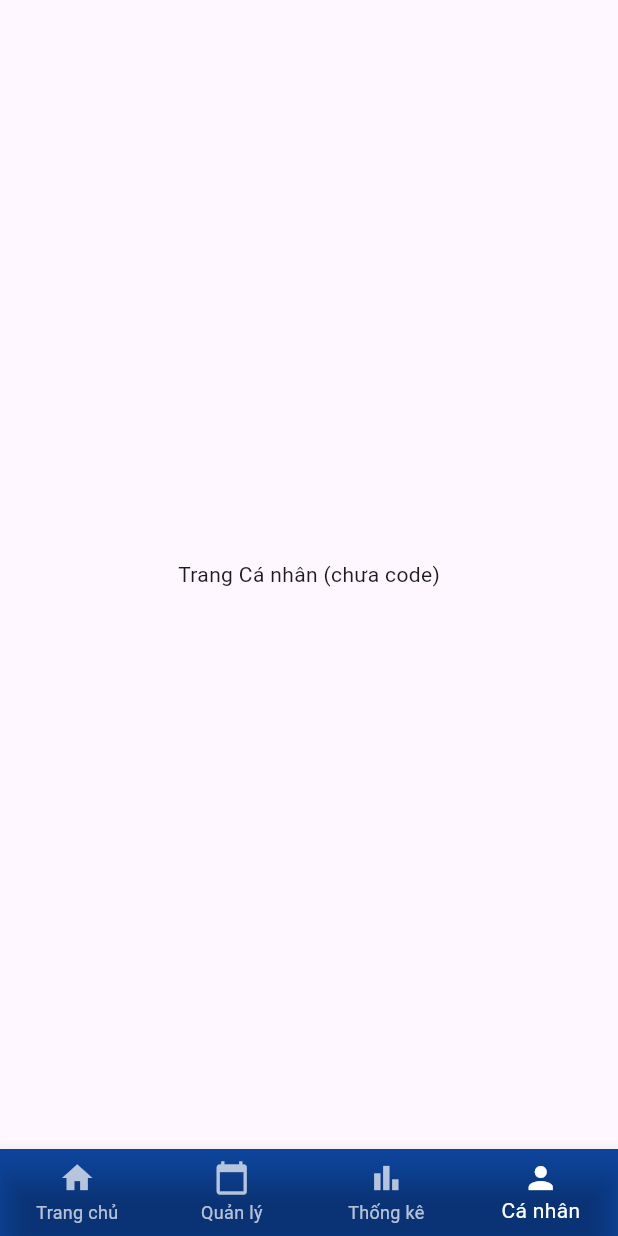
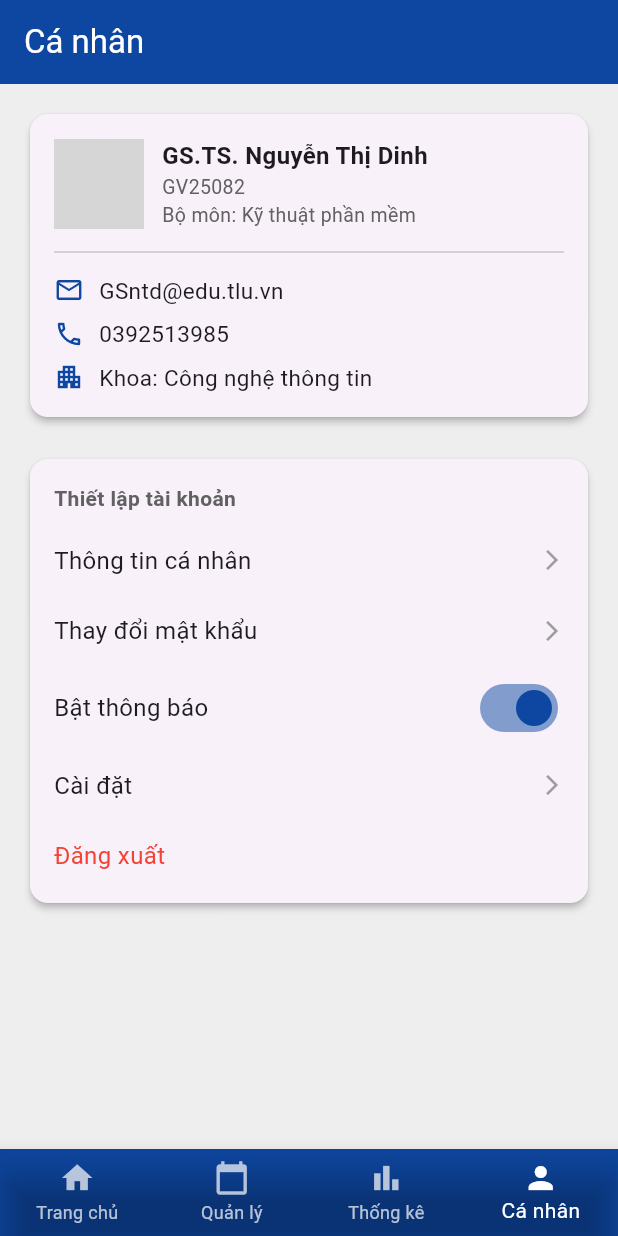
Before and after one commit to thanglele/CSE441_LapTrinhTrenCacThietBiDiDong, a Flutter app: the HomePage screen opened directly, item 4 of the bottom bar chosen, on a phone screen of 412 x 824 dp. Run offline on Flutter 3.47's test engine with Material 3 defaults, Android fonts, the light colour scheme and no system bars; network calls fail; grey boxes are pictures that could not be loaded.

Commit message:
FE_canhan

```diff
--- /dev/null
+++ b/mytlu/lib/models/user_model.dart
@@ -0,0 +1,35 @@
+// lib/models/user_model.dart
+
+class User {
+  final String id; // Mã giảng viên, mã sinh viên
+  final String fullName;
+  final String email;
+  final String phone;
+  final String department; // Bộ môn
+  final String faculty; // Khoa
+  final String position; // Chức vụ (Giảng viên, Sinh viên)
+  final String academicRank; // Học hàm (GS.TS, ThS...)
+  final String officeRoom; // Phòng làm việc
+  final String dob; // Ngày sinh
+  final String pob; // Nơi sinh (Place of birth)
+  final String gender; // Giới tính
+  final String address; // Địa chỉ
+  final String imageUrl; // URL ảnh đại diện
+
+  User({
+    required this.id,
+    required this.fullName,
+    required this.email,
+    required this.phone,
+    required this.department,
+    required this.faculty,
+    required this.position,
+    required this.academicRank,
+    required this.officeRoom,
+    required this.dob,
+    required this.pob,
+    required this.gender,
+    required this.address,
+    required this.imageUrl,
+  });
+}
--- a/mytlu/lib/screens/create_qr_page.dart
+++ b/mytlu/lib/screens/home/create_qr_page.dart
@@ -4,7 +4,7 @@ import 'package:flutter/material.dart';
 const Color tluPrimaryColor = Color(0xFF0D47A1);
 const Color tluAccentColor = Color(0xFF42A5F5);
 
-// Dữ liệu giả lập cho buổi học được truyền từ trang Home (Giả định)
+// Dữ liệu giả lập cho buổi học được truyền từ trang statistical (Giả định)
 class SessionData {
   final String subjectName;
   final String room;
--- a/mytlu/lib/screens/home_page_lecture.dart
+++ b/mytlu/lib/screens/home_page_lecture.dart
@@ -2,9 +2,10 @@ import 'package:flutter/material.dart';
 import 'package:intl/intl.dart';
 import '../models/class_model.dart';
 import '../services/api_service.dart';
-import 'create_qr_page.dart';
+import 'home/create_qr_page.dart';
 import 'management/management_dashboard_page.dart';
-import 'statistics_page.dart';
+import 'statistical/statistics_page.dart';
+import 'profile/profile_page.dart';
 
 const Color tluPrimaryColor = Color(0xFF0D47A1);
 const Color tluAccentColor = Color(0xFF42A5F5);
@@ -53,7 +54,7 @@ class _HomePageState extends State<HomePage> {
       _buildHomePageContent(), // Gọi ở đây thì context đã hợp lệ
       const ManagementDashboardPage(),
       const StatisticsPage(),
-      const Center(child: Text('Trang Cá nhân (chưa code)')),
+      const ProfilePage(),
     ];
 
     return Scaffold(
--- /dev/null
+++ b/mytlu/lib/screens/profile/profile_page.dart
@@ -0,0 +1,253 @@
+import 'package:flutter/material.dart';
+import '../../models/user_model.dart'; // Import model User
+import 'change_password_page.dart'; // Sẽ import ở bước sau
+import 'user_info_page.dart'; // Sẽ import ở bước sau
+
+// Màu chủ đạo (Copy từ các file khác)
+const Color tluPrimaryColor = Color(0xFF0D47A1);
+
+class ProfilePage extends StatefulWidget {
+  const ProfilePage({super.key});
+
+  @override
+  State<ProfilePage> createState() => _ProfilePageState();
+}
+
+class _ProfilePageState extends State<ProfilePage> {
+  // Dữ liệu giả lập cho người dùng
+  final User _currentUser = User(
+    id: 'GV25082',
+    fullName: 'Nguyễn Thị Dinh',
+    email: 'GSntd@edu.tlu.vn',
+    phone: '0392513985',
+    department: 'Kỹ thuật phần mềm',
+    faculty: 'Công nghệ thông tin',
+    position: 'Giảng viên',
+    academicRank: 'GS.TS',
+    officeRoom: 'Phòng CNTT',
+    dob: '12/04/2004',
+    pob: 'Hà Nội',
+    gender: 'Nữ',
+    address: 'Hà Nội',
+    imageUrl: 'https://i.pravatar.cc/150?img=4', // Ảnh giả
+  );
+
+  bool _notificationsEnabled = true; // Trạng thái bật/tắt thông báo
+
+  @override
+  Widget build(BuildContext context) {
+    return Scaffold(
+      backgroundColor: Colors.grey[200],
+      appBar: AppBar(
+        title: const Text('Cá nhân', style: TextStyle(color: Colors.white)),
+        backgroundColor: tluPrimaryColor,
+        automaticallyImplyLeading: false, // Ẩn nút back
+      ),
+      body: SingleChildScrollView(
+        padding: const EdgeInsets.all(16.0),
+        child: Column(
+          children: [
+            // Card Thông tin cơ bản
+            _buildUserInfoCard(),
+            const SizedBox(height: 20),
+            // Các tùy chọn thiết lập tài khoản
+            _buildSettingsList(),
+          ],
+        ),
+      ),
+    );
+  }
+
+  // Widget cho Card Thông tin cơ bản
+  Widget _buildUserInfoCard() {
+    return Card(
+      elevation: 2,
+      shape: RoundedRectangleBorder(borderRadius: BorderRadius.circular(12)),
+      child: Padding(
+        padding: const EdgeInsets.all(16.0),
+        child: Column(
+          crossAxisAlignment: CrossAxisAlignment.start,
+          children: [
+            // Avatar và Tên
+            Row(
+              children: [
+                CircleAvatar(
+                  radius: 30,
+                  backgroundImage: NetworkImage(_currentUser.imageUrl),
+                ),
+                const SizedBox(width: 12),
+                Column(
+                  crossAxisAlignment: CrossAxisAlignment.start,
+                  children: [
+                    Text(
+                      '${_currentUser.academicRank}. ${_currentUser.fullName}',
+                      style: const TextStyle(
+                          fontSize: 16, fontWeight: FontWeight.bold),
+                    ),
+                    Text(
+                      _currentUser.id,
+                      style: TextStyle(color: Colors.grey[700], fontSize: 13),
+                    ),
+                    Text(
+                      'Bộ môn: ${_currentUser.department}',
+                      style: TextStyle(color: Colors.grey[700], fontSize: 13),
+                    ),
+                  ],
+                ),
+              ],
+            ),
+            const Divider(height: 30),
+            // Thông tin liên hệ
+            _buildContactInfoRow(Icons.email_outlined, _currentUser.email),
+            const SizedBox(height: 8),
+            _buildContactInfoRow(Icons.phone_outlined, _currentUser.phone),
+            const SizedBox(height: 8),
+            _buildContactInfoRow(Icons.apartment_outlined, 'Khoa: ${_currentUser.faculty}'),
+          ],
+        ),
+      ),
+    );
+  }
+
+  // Widget helper cho hàng thông tin liên hệ
+  Widget _buildContactInfoRow(IconData icon, String text) {
+    return Row(
+      children: [
+        Icon(icon, color: tluPrimaryColor, size: 20),
+        const SizedBox(width: 10),
+        Expanded(
+          child: Text(
+            text,
+            style: const TextStyle(fontSize: 15),
+          ),
+        ),
+      ],
+    );
+  }
+
+  // Widget cho danh sách các tùy chọn cài đặt
+  Widget _buildSettingsList() {
+    return Card(
+      elevation: 2,
+      shape: RoundedRectangleBorder(borderRadius: BorderRadius.circular(12)),
+      child: Padding(
+        padding: const EdgeInsets.symmetric(vertical: 8.0),
+        child: Column(
+          crossAxisAlignment: CrossAxisAlignment.start,
+          children: [
+            Padding(
+              padding:
+              const EdgeInsets.symmetric(horizontal: 16.0, vertical: 8.0),
+              child: Text(
+                'Thiết lập tài khoản',
+                style: TextStyle(
+                    color: Colors.grey[700],
+                    fontSize: 14,
+                    fontWeight: FontWeight.bold),
+              ),
+            ),
+            _buildSettingsItem(
+              title: 'Thông tin cá nhân',
+              onTap: () {
+                // Điều hướng đến trang thông tin chi tiết
+                Navigator.push(
+                  context,
+                  MaterialPageRoute(
+                    builder: (context) => UserInfoPage(user: _currentUser),
+                  ),
+                );
+              },
+            ),
+            _buildSettingsItem(
+              title: 'Thay đổi mật khẩu',
+              onTap: () {
+                // Điều hướng đến trang đổi mật khẩu
+                Navigator.push(
+                  context,
+                  MaterialPageRoute(
+                    builder: (context) => ChangePasswordPage(user: _currentUser),
+                  ),
+                );
+              },
+            ),
+            _buildSwitchItem(
+              title: 'Bật thông báo',
+              value: _notificationsEnabled,
+              onChanged: (bool value) {
+                setState(() {
+                  _notificationsEnabled = value;
+                });
+                // TODO: Xử lý logic bật/tắt thông báo thực tế
+              },
+            ),
+            _buildSettingsItem(
+              title: 'Cài đặt',
+              onTap: () {
+                // TODO: Xử lý logic Cài đặt
+              },
+            ),
+            _buildLogoutItem(
+              title: 'Đăng xuất',
+              onTap: () {
+                // TODO: Xử lý logic Đăng xuất
+              },
+            ),
+          ],
+        ),
+      ),
+    );
+  }
+
+  // Widget helper cho từng mục cài đặt có mũi tên
+  Widget _buildSettingsItem({required String title, VoidCallback? onTap}) {
+    return InkWell(
+      onTap: onTap,
+      child: Padding(
+        padding: const EdgeInsets.symmetric(horizontal: 16.0, vertical: 12.0),
+        child: Row(
+          mainAxisAlignment: MainAxisAlignment.spaceBetween,
+          children: [
+            Text(title, style: const TextStyle(fontSize: 16)),
+            const Icon(Icons.arrow_forward_ios, size: 16, color: Colors.grey),
+          ],
+        ),
+      ),
+    );
+  }
+
+  // Widget helper cho mục cài đặt có nút switch
+  Widget _buildSwitchItem({
+    required String title,
+    required bool value,
+    required ValueChanged<bool> onChanged,
+  }) {
+    return Padding(
+      padding: const EdgeInsets.symmetric(horizontal: 16.0, vertical: 4.0),
+      child: Row(
+        mainAxisAlignment: MainAxisAlignment.spaceBetween,
+        children: [
+          Text(title, style: const TextStyle(fontSize: 16)),
+          Switch(
+            value: value,
+            onChanged: onChanged,
+            activeColor: tluPrimaryColor,
+          ),
+        ],
+      ),
+    );
+  }
+
+  // Widget helper cho mục Đăng xuất
+  Widget _buildLogoutItem({required String title, VoidCallback? onTap}) {
+    return InkWell(
+      onTap: onTap,
+      child: Padding(
+        padding: const EdgeInsets.symmetric(horizontal: 16.0, vertical: 12.0),
+        child: Text(
+          title,
+          style: const TextStyle(fontSize: 16, color: Colors.red),
+        ),
+      ),
+    );
+  }
+}
--- a/readnfc/lib/main.dart
+++ b/readnfc/lib/main.dart
@@ -30,7 +30,7 @@
         // tested with just a hot reload.
         colorScheme: ColorScheme.fromSeed(seedColor: Colors.deepPurple),
       ),
-      home: const MyHomePage(title: 'Flutter Demo Home Page'),
+      home: const MyHomePage(title: 'Flutter Demo statistical Page'),
     );
   }
 }
@@ -38,7 +38,7 @@
 class MyHomePage extends StatefulWidget {
   const MyHomePage({super.key, required this.title});
 
-  // This widget is the home page of your application. It is stateful, meaning
+  // This widget is the statistical page of your application. It is stateful, meaning
   // that it has a State object (defined below) that contains fields that affect
   // how it looks.
 
```
Also changed, not shown: mytlu/lib/screens/profile/change_password_page.dart (added, +264 -0 lines), mytlu/lib/screens/profile/user_info_page.dart (added, +102 -0 lines), mytlu/lib/screens/statistical/statistics_page.dart (renamed from mytlu/lib/screens/statistics_page.dart).
